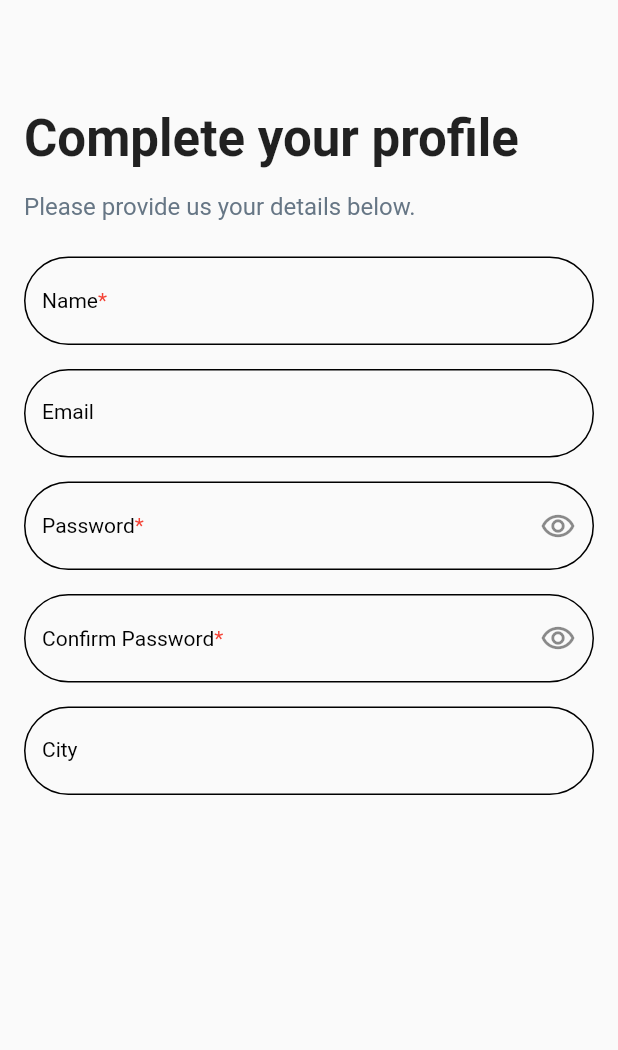
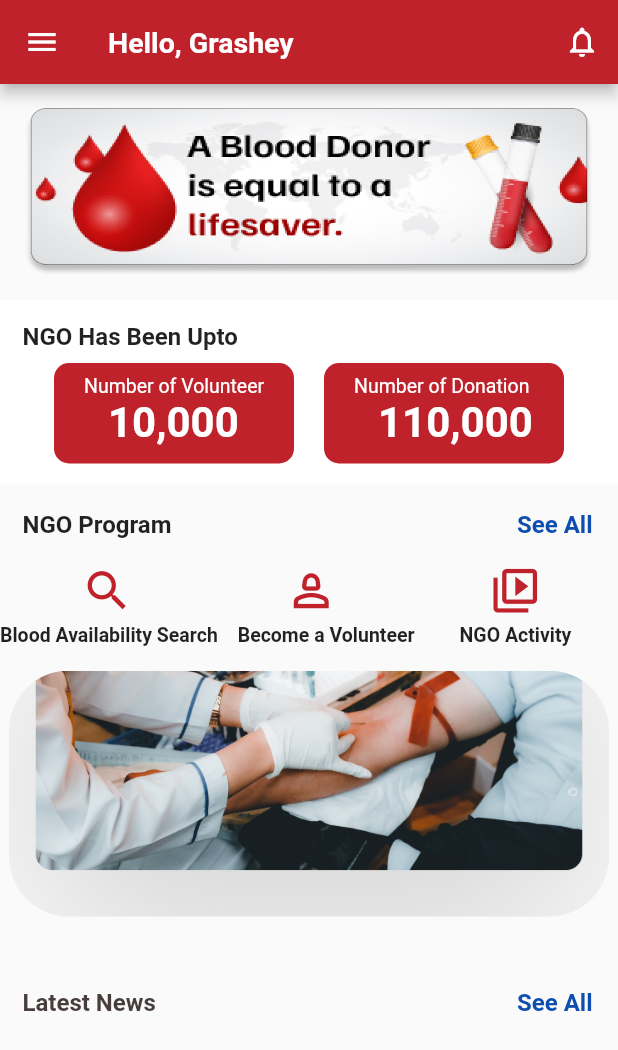
Before and after one commit to Grashey91/Blood-Donation, a Flutter app: the screen it shows after launch, on a phone screen of 412 x 824 dp. Shown: the top 1050 px of the screen. Run offline on Flutter 3.47's test engine with Material 2 defaults, Android fonts, the phone set to English and light mode, and no system bars; our stand-ins replace country_code_picker, dropdown_textfield, google_fonts.

Commit message:
Home page started

```diff
--- /dev/null
+++ b/blood_donation/lib/home_page.dart
@@ -0,0 +1,262 @@
+import 'package:flutter/material.dart';
+import 'package:flutter/src/widgets/framework.dart';
+import 'package:flutter/src/widgets/placeholder.dart';
+import 'package:google_fonts/google_fonts.dart';
+
+class HomePage extends StatefulWidget {
+  const HomePage({super.key});
+
+  @override
+  State<HomePage> createState() => _HomePageState();
+}
+
+class _HomePageState extends State<HomePage> {
+  @override
+  Widget build(BuildContext context) {
+    return Scaffold(
+      appBar: AppBar(
+        backgroundColor: Color(0xFFBF222B),
+        leading: IconButton(onPressed: () {}, icon: Icon(Icons.menu)),
+        title: Text(
+          'Hello, Grashey',
+          style: GoogleFonts.roboto(fontSize: 19, fontWeight: FontWeight.w700),
+        ),
+        actions: [
+          IconButton(onPressed: () {}, icon: Icon(Icons.notifications_outlined))
+        ],
+      ),
+      body: ListView(
+        children: [
+          Padding(
+            padding: const EdgeInsets.all(16.0),
+            child: Image.asset(
+              'assets/banner.png',
+              height: 112,
+              fit: BoxFit.fill,
+            ),
+          ),
+          //-----------First Container with a text and two child container-----------------------------------------------------------------------------------------
+          Container(
+            height: 123,
+            color: Colors.white,
+            child: Column(
+              crossAxisAlignment: CrossAxisAlignment.start,
+              children: [
+                Padding(
+                    padding:
+                        const EdgeInsets.only(left: 15, top: 15, bottom: 8),
+                    child: Text(
+                      'NGO Has Been Upto',
+                      style: GoogleFonts.roboto(
+                          fontSize: 16, fontWeight: FontWeight.w700),
+                    )),
+                Padding(
+                  padding: const EdgeInsets.only(left: 16, right: 16),
+                  child: Row(
+                    mainAxisAlignment: MainAxisAlignment.spaceEvenly,
+                    children: [
+                      Container(
+                        width: 160,
+                        height: 67,
+                        decoration: BoxDecoration(
+                            color: Color(0xFFBF222B),
+                            borderRadius: BorderRadius.circular(10)),
+                        child: Column(
+                          crossAxisAlignment: CrossAxisAlignment.start,
+                          children: [
+                            Padding(
+                              padding: const EdgeInsets.only(left: 20, top: 8),
+                              child: Text(
+                                'Number of Volunteer',
+                                style: GoogleFonts.roboto(
+                                    fontSize: 13,
+                                    fontWeight: FontWeight.w400,
+                                    color: Colors.white),
+                              ),
+                            ),
+                            Padding(
+                              padding: const EdgeInsets.only(left: 36),
+                              child: Text(
+                                '10,000',
+                                style: GoogleFonts.roboto(
+                                    fontSize: 28,
+                                    fontWeight: FontWeight.w700,
+                                    color: Colors.white),
+                              ),
+                            ),
+                          ],
+                        ),
+                      ),
+                      Container(
+                        width: 160,
+                        height: 67,
+                        decoration: BoxDecoration(
+                            color: Color(0xFFBF222B),
+                            borderRadius: BorderRadius.circular(10)),
+                        child: Column(
+                          crossAxisAlignment: CrossAxisAlignment.start,
+                          children: [
+                            Padding(
+                              padding: const EdgeInsets.only(left: 20, top: 8),
+                              child: Text(
+                                'Number of Donation',
+                                style: GoogleFonts.roboto(
+                                    fontSize: 13,
+                                    fontWeight: FontWeight.w400,
+                                    color: Colors.white),
+                              ),
+                            ),
+                            Padding(
+                              padding: const EdgeInsets.only(left: 36),
+                              child: Text(
+                                '110,000',
+                                style: GoogleFonts.roboto(
+                                    fontSize: 28,
+                                    fontWeight: FontWeight.w700,
+                                    color: Colors.white),
+                              ),
+                            ),
+                          ],
+                        ),
+                      ),
+                    ],
+                  ),
+                )
+              ],
+            ),
+          ),
+          Container(
+            height: 336,
+            child: Column(
+              children: [
+                const SizedBox(
+                  height: 17,
+                ),
+                Row(
+                  mainAxisAlignment: MainAxisAlignment.spaceBetween,
+                  children: [
+                    Padding(
+                      padding: const EdgeInsets.only(left: 15),
+                      child: Text(
+                        'NGO Program',
+                        style: GoogleFonts.roboto(
+                            fontSize: 16, fontWeight: FontWeight.w700),
+                      ),
+                    ),
+                    Padding(
+                      padding: const EdgeInsets.only(right: 17),
+                      child: Text(
+                        'See All',
+                        style: GoogleFonts.roboto(
+                            fontSize: 16,
+                            fontWeight: FontWeight.w700,
+                            color: Color.fromRGBO(14, 78, 174, 1)),
+                      ),
+                    )
+                  ],
+                ),
+                SizedBox(
+                  height: 9,
+                ),
+                Row(
+                  mainAxisAlignment: MainAxisAlignment.spaceBetween,
+                  children: [
+                    Padding(
+                      padding: const EdgeInsets.only(left: 46),
+                      child: IconButton(
+                          onPressed: () {},
+                          icon: const Icon(
+                            Icons.search,
+                            size: 35,
+                            color: Color(0xFFBF222B),
+                          )),
+                    ),
+                    IconButton(
+                        onPressed: () {},
+                        icon: const Icon(
+                          Icons.person_2_outlined,
+                          size: 35,
+                          color: Color(0xFFBF222B),
+                        )),
+                    Padding(
+                      padding: const EdgeInsets.only(right: 46),
+                      child: IconButton(
+                          onPressed: () {},
+                          icon: const Icon(
+                            Icons.video_collection_outlined,
+                            size: 35,
+                            color: Color(0xFFBF222B),
+                          )),
+                    ),
+                  ],
+                ),
+                Row(
+                  children: [
+                    Text(
+                      'Blood Availability Search ',
+                      style: GoogleFonts.roboto(
+                          fontSize: 13, fontWeight: FontWeight.w700),
+                    ),
+                    SizedBox(
+                      width: 10,
+                    ),
+                    Text(
+                      'Become a Volunteer',
+                      style: GoogleFonts.roboto(
+                          fontSize: 13, fontWeight: FontWeight.w700),
+                    ),
+                    SizedBox(
+                      width: 30,
+                    ),
+                    Text(
+                      'NGO Activity',
+                      style: GoogleFonts.roboto(
+                          fontSize: 13, fontWeight: FontWeight.w700),
+                    ),
+                  ],
+                ),
+                const SizedBox(
+                  height: 16,
+                ),
+                Container(
+                  height: 164,
+                  width: 400,
+                  decoration: const BoxDecoration(
+                      image: DecorationImage(
+                          image: AssetImage('assets/blood_donating.png'),
+                          fit: BoxFit.cover),
+                      borderRadius: BorderRadius.all(Radius.circular(40))),
+                ),
+              ],
+            ),
+          ),
+          Row(
+            mainAxisAlignment: MainAxisAlignment.spaceBetween,
+            children: [
+              Padding(
+                padding: const EdgeInsets.only(left: 15),
+                child: Text(
+                  'Latest News',
+                  style: GoogleFonts.roboto(
+                      fontSize: 16,
+                      fontWeight: FontWeight.w700,
+                      color: Color.fromRGBO(71, 61, 61, 1)),
+                ),
+              ),
+              Padding(
+                padding: const EdgeInsets.only(right: 17),
+                child: Text(
+                  'See All',
+                  style: GoogleFonts.roboto(
+                      fontSize: 16,
+                      fontWeight: FontWeight.w700,
+                      color: Color.fromRGBO(14, 78, 174, 1)),
+                ),
+              )
+            ],
+          ),
+        ],
+      ),
+    );
+  }
+}
--- a/blood_donation/lib/main.dart
+++ b/blood_donation/lib/main.dart
@@ -1,6 +1,8 @@
 import 'package:blood_donation/create_account.dart';
 import 'package:blood_donation/create_account_two.dart';
 import 'package:blood_donation/forget_password.dart';
+import 'package:blood_donation/home_page.dart';
+import 'package:blood_donation/navbar.dart';
 import 'package:blood_donation/otp_verification.dart';
 import 'package:blood_donation/sign_up.dart';
 import 'package:blood_donation/splash_screen.dart';
@@ -22,7 +24,7 @@ class MyApp extends StatelessWidget {
         theme: ThemeData(
           primarySwatch: Colors.blue,
         ),
-        home: SignUP());
+        home: HomePage());
   }
 }
 
--- /dev/null
+++ b/blood_donation/lib/navbar.dart
@@ -0,0 +1,26 @@
+import 'package:blood_donation/home_page.dart';
+import 'package:flutter/material.dart';
+import 'package:flutter/src/widgets/framework.dart';
+import 'package:flutter/src/widgets/placeholder.dart';
+
+class Navbar extends StatefulWidget {
+  const Navbar({super.key});
+
+  @override
+  State<Navbar> createState() => _NavbarState();
+}
+
+class _NavbarState extends State<Navbar> {
+  @override
+  Widget build(BuildContext context) {
+    return Scaffold(
+      body: HomePage(),
+      bottomNavigationBar: BottomNavigationBar(items: [
+        const BottomNavigationBarItem(
+          icon: Icon(Icons.home_outlined),
+        ),
+        //BottomNavigationBarItem(icon: Icon(Icons.))
+      ]),
+    );
+  }
+}
--- a/blood_donation/lib/sign_up.dart
+++ b/blood_donation/lib/sign_up.dart
@@ -1,3 +1,4 @@
+import 'package:dropdown_textfield/dropdown_textfield.dart';
 import 'package:flutter/material.dart';
 import 'package:flutter/src/widgets/framework.dart';
 import 'package:flutter/src/widgets/placeholder.dart';
@@ -162,6 +163,10 @@ class _SignUPState extends State<SignUP> {
                           borderRadius: BorderRadius.circular(45)),
                     ),
                   ),
+                  SizedBox(
+                    height: 16,
+                  ),
+                  //DropDownTextField(dropDownList: dropDownList)
                 ],
               ),
             )
--- a/blood_donation/pubspec.yaml
+++ b/blood_donation/pubspec.yaml
@@ -63,8 +63,8 @@ flutter:
   uses-material-design: true
 
   # To add assets to your application, add an assets section, like this:
-  # assets:
-  #   - images/a_dot_burr.jpeg
+  assets:
+    - assets/
   #   - images/a_dot_ham.jpeg
 
   # An image asset can refer to one or more resolution-specific "variants", see
```
Also changed, not shown: blood_donation/assets/banner.png (added), blood_donation/assets/blood_donating.png (added).
